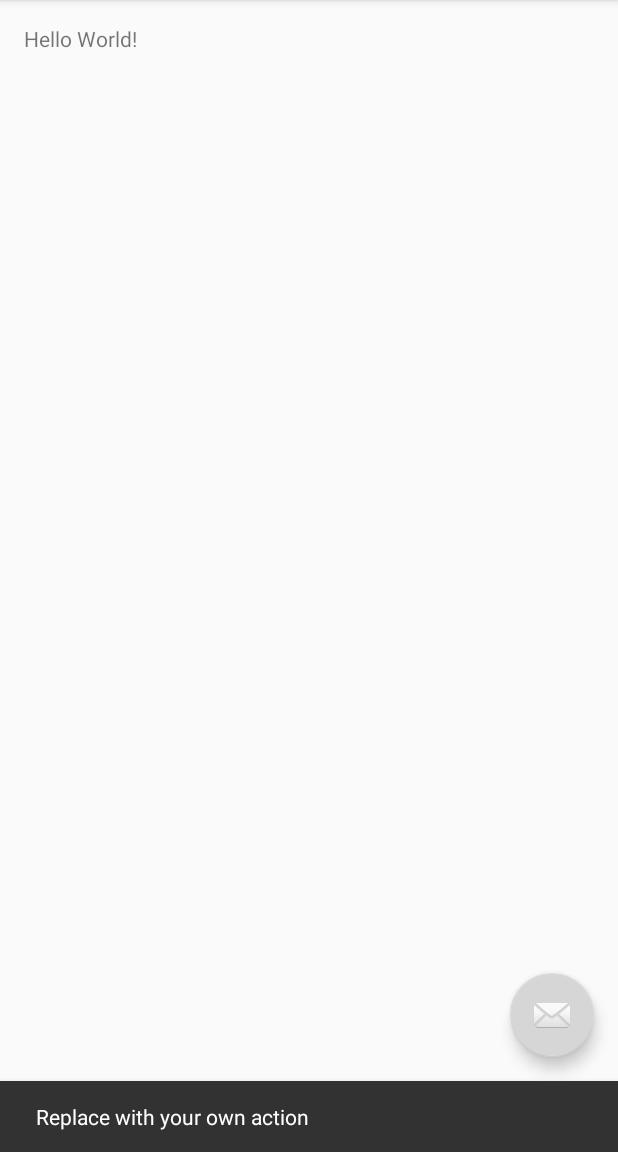
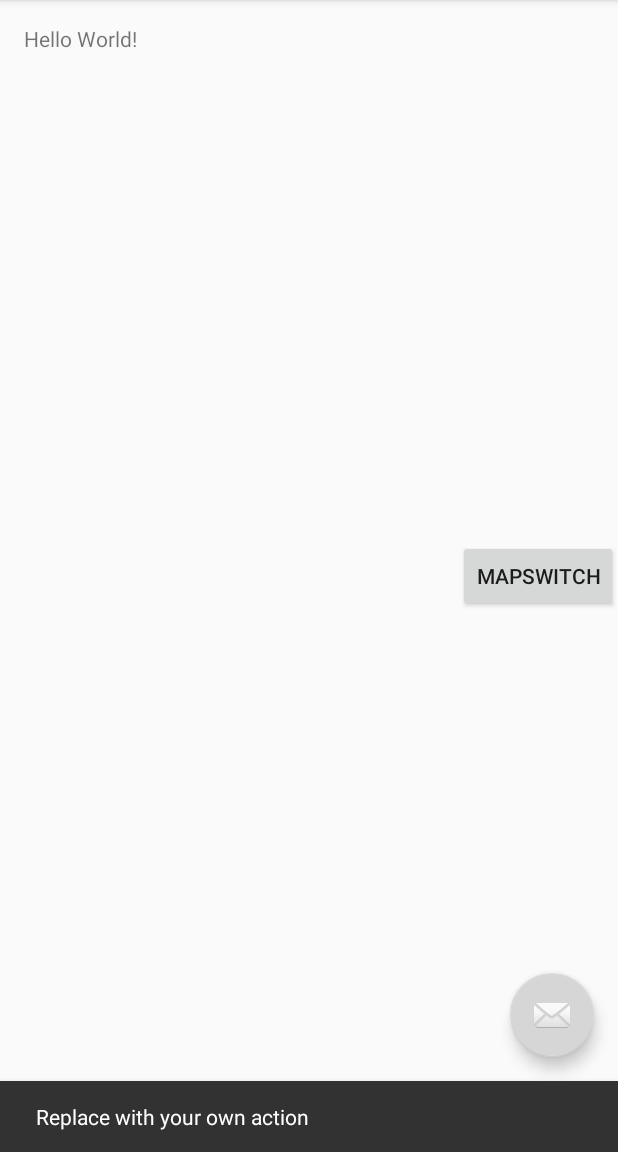
Before and after one commit to VoidlifeGroup/navigation-for-autists, an Android app: the screen it shows after launch (MainActivity), after a tap on an icon or button, on a phone screen of 412 x 824 dp, the part 84-1236 px from its top. Run offline under Robolectric (Android 15) with nearby library versions, the phone set to English and light mode, and no system bars; libraries missing offline, so code that uses them is left out: com.cloudant.sync, com.ibm.bluemix, com.ibm.mobilefirstplatform; 6 statements that could not run were skipped.

Commit message:
UPDATE - Základné prepojenie prvých dvoch aktivít

```diff
--- a/app/build.gradle
+++ b/app/build.gradle
@@ -3,7 +3,7 @@ apply plugin: 'com.android.application'
 
 android {
     compileSdkVersion 25
-    buildToolsVersion "25.0.2"
+    buildToolsVersion '26.0.2'
 
     defaultConfig {
         applicationId "com.ibm.mysampleapp"
@@ -32,4 +32,5 @@ dependencies {
     compile fileTree(dir: 'libs', include: ['*.jar'])
     testCompile 'junit:junit:4.12'
     compile 'com.android.support:design:25.1.0'
+    implementation 'com.android.support.constraint:constraint-layout:1.0.2'
 }
--- a/app/src/main/AndroidManifest.xml
+++ b/app/src/main/AndroidManifest.xml
@@ -12,7 +12,9 @@
             </intent-filter>
         </activity>
     <activity android:configChanges="keyboard|keyboardHidden|screenLayout|screenSize|orientation" android:label="@string/app_name" android:name="com.facebook.FacebookActivity" android:theme="@android:style/Theme.Translucent.NoTitleBar"/>
-   </application>
+        <activity android:name=".BuildingMenu" />
+        <activity android:name=".BuildingNavigation" />
+    </application>
 
     <uses-permission android:name="android.permission.INTERNET"/>
 
--- a/app/src/main/java/com/ibm/mysampleapp/MainActivity.java
+++ b/app/src/main/java/com/ibm/mysampleapp/MainActivity.java
@@ -1,5 +1,6 @@
 package com.ibm.mysampleapp;
 
+import android.content.Intent;
 import android.os.Bundle;
 import android.support.design.widget.FloatingActionButton;
 import android.support.design.widget.Snackbar;
@@ -8,6 +9,7 @@ import android.support.v7.widget.Toolbar;
 import android.view.View;
 import android.view.Menu;
 import android.view.MenuItem;
+import android.widget.Button;
 
 import com.ibm.mobilefirstplatform.clientsdk.android.core.api.BMSClient;
 
@@ -87,6 +89,17 @@ public class MainActivity extends AppCompatActivity {
             android.util.Log.e("TAG", e.getMessage(), e);
         }
 
+        final Intent autista2 = new Intent(MainActivity.this, BuildingMenu.class);
+
+        Button buildingMenu = (Button) findViewById(R.id.button);
+
+        buildingMenu.setOnClickListener(new View.OnClickListener() {
+            @Override
+            public void onClick(View v) {
+                startActivity(autista2);
+            }
+
+        });
 
     }
 
--- a/app/src/main/res/layout/activity_main.xml
+++ b/app/src/main/res/layout/activity_main.xml
@@ -22,7 +22,8 @@
 
     </android.support.design.widget.AppBarLayout>
 
-    <include layout="@layout/content_main"/>
+    <include layout="@layout/content_main"
+        android:id="@+id/include" />
 
     <android.support.design.widget.FloatingActionButton
         android:id="@+id/fab"
@@ -32,4 +33,13 @@
         android:layout_margin="@dimen/fab_margin"
         android:src="@android:drawable/ic_dialog_email" />
 
+    <Button
+        android:id="@+id/button"
+        android:layout_width="wrap_content"
+        android:layout_height="wrap_content"
+        android:layout_gravity="center_vertical|left"
+        android:text="MapSwitch"
+        app:layout_anchor="@+id/include"
+        app:layout_anchorGravity="center_vertical|right" />
+
 </android.support.design.widget.CoordinatorLayout>
--- a/build.gradle
+++ b/build.gradle
@@ -7,7 +7,7 @@ buildscript {
     dependencies {
 
 
-        classpath 'com.android.tools.build:gradle:2.3.3'
+        classpath 'com.android.tools.build:gradle:3.0.0'
 
         // NOTE: Do not place your application dependencies here; they belong
         // in the individual module build.gradle files
```
Also changed, not shown: app/src/main/java/com/ibm/mysampleapp/BuildingMenu.java (added, +39 -0 lines), app/src/main/java/com/ibm/mysampleapp/BuildingNavigation.java (added, +24 -0 lines), app/src/main/res/layout/building_menu.xml (added, +24 -0 lines), app/src/main/res/layout/building_navigation.xml (added, +23 -0 lines), gradle/wrapper/gradle-wrapper.properties.
